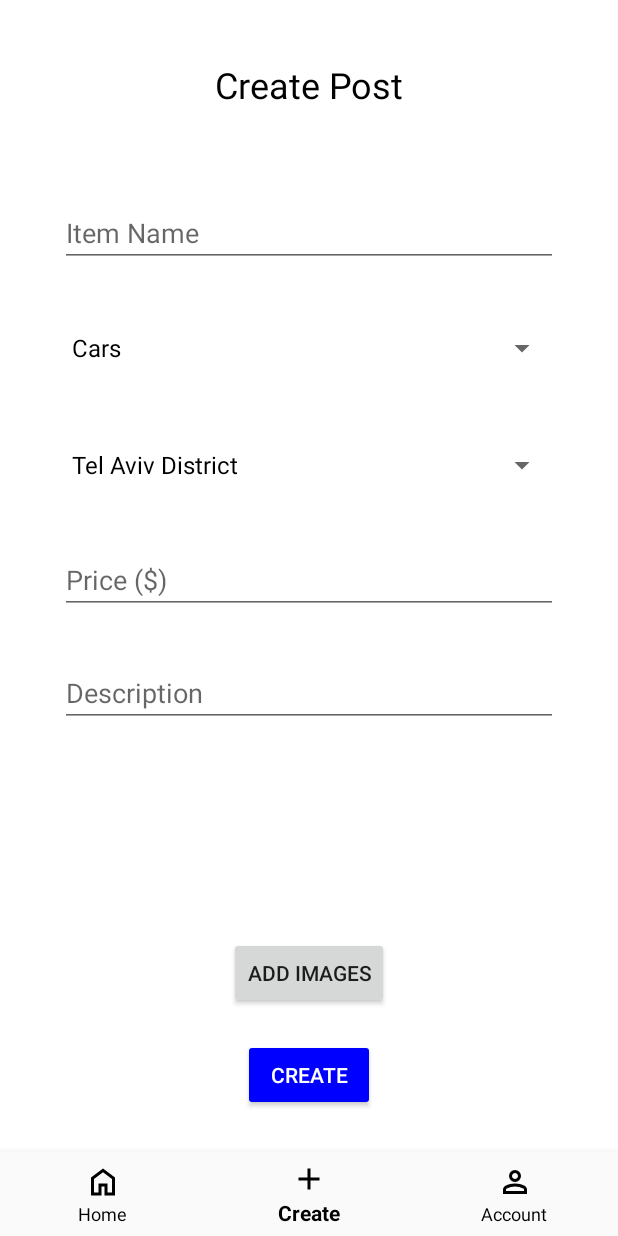
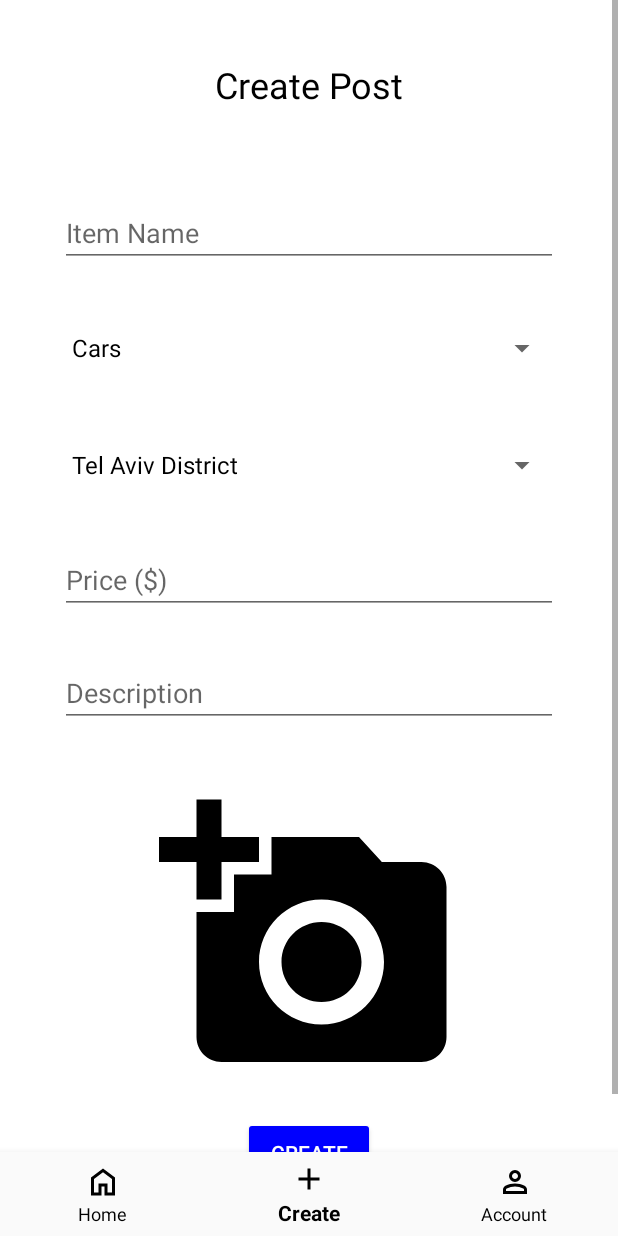
Before and after one commit to yonibc/yad2cellular, an Android app built with Jetpack Compose: the CreatePostFragment screen opened through its navigation route, on a phone screen of 412 x 824 dp. Run offline under Robolectric (Android 15) with nearby library versions, the phone set to English and light mode, and no system bars; our stand-ins replace Firebase (no records; nobody signed in at launch, a user with empty details on screens opened directly), Picasso, Room's generated code, navigation-ui; pictures from the network do not load.

```diff
--- a/app/src/main/res/layout/fragment_create_post.xml
+++ b/app/src/main/res/layout/fragment_create_post.xml
@@ -86,48 +86,17 @@
             app:layout_constraintStart_toStartOf="parent"
             app:layout_constraintTop_toBottomOf="@id/item_price_edit_text_create_post_activity" />
 
-        <LinearLayout
-            android:id="@+id/image_preview_container"
-            android:layout_width="0dp"
-            android:layout_height="wrap_content"
-            android:orientation="horizontal"
-            android:gravity="center"
-            android:layout_marginTop="30dp"
-            app:layout_constraintTop_toBottomOf="@id/item_description_edit_text_create_post_activity"
+        <ImageButton
+            android:id="@+id/add_image_image_button_create_post_activity"
+            android:layout_width="200dp"
+            android:layout_height="200dp"
+            android:layout_marginTop="40dp"
+            android:scaleType="centerCrop"
+            android:background="@android:color/transparent"
+            android:src="@drawable/add_photo"
+            app:layout_constraintEnd_toEndOf="parent"
             app:layout_constraintStart_toStartOf="parent"
-            app:layout_constraintEnd_toEndOf="parent">
-
-            <ImageView
-                android:id="@+id/image1"
-                android:layout_width="90dp"
-                android:layout_height="90dp"
-                android:layout_margin="4dp"
-                android:scaleType="centerCrop" />
-
-            <ImageView
-                android:id="@+id/image2"
-                android:layout_width="90dp"
-                android:layout_height="90dp"
-                android:layout_margin="4dp"
-                android:scaleType="centerCrop" />
-
-            <ImageView
-                android:id="@+id/image3"
-                android:layout_width="90dp"
-                android:layout_height="90dp"
-                android:layout_margin="4dp"
-                android:scaleType="centerCrop" />
-        </LinearLayout>
-
-        <Button
-            android:id="@+id/add_image_button"
-            android:layout_width="wrap_content"
-            android:layout_height="wrap_content"
-            android:text="Add Images"
-            app:layout_constraintTop_toBottomOf="@id/image_preview_container"
-            app:layout_constraintStart_toStartOf="parent"
-            app:layout_constraintEnd_toEndOf="parent"
-            android:layout_marginTop="12dp" />
+            app:layout_constraintTop_toBottomOf="@id/item_description_edit_text_create_post_activity" />
 
         <Button
             android:id="@+id/create_post_button_create_post_activity"
@@ -138,7 +107,7 @@
             android:backgroundTint="#0000FF"
             android:text="Create"
             android:textColor="#FFFFFF"
-            app:layout_constraintTop_toBottomOf="@id/add_image_button"
+            app:layout_constraintTop_toBottomOf="@id/add_image_image_button_create_post_activity"
             app:layout_constraintStart_toStartOf="parent"
             app:layout_constraintEnd_toEndOf="parent" />
 
```
Also changed, not shown: app/src/main/java/com/example/yad2cellular/CreatePostFragment.kt (+88 -66 lines).
